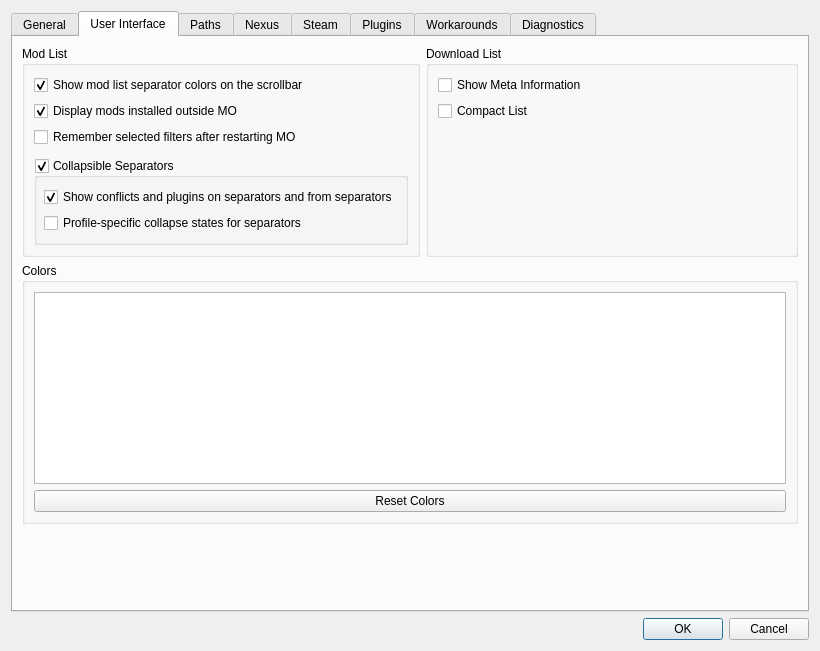
Old version of the form modorganizer/src/settingsdialog.ui in the repository Holt59/mo2-merge.
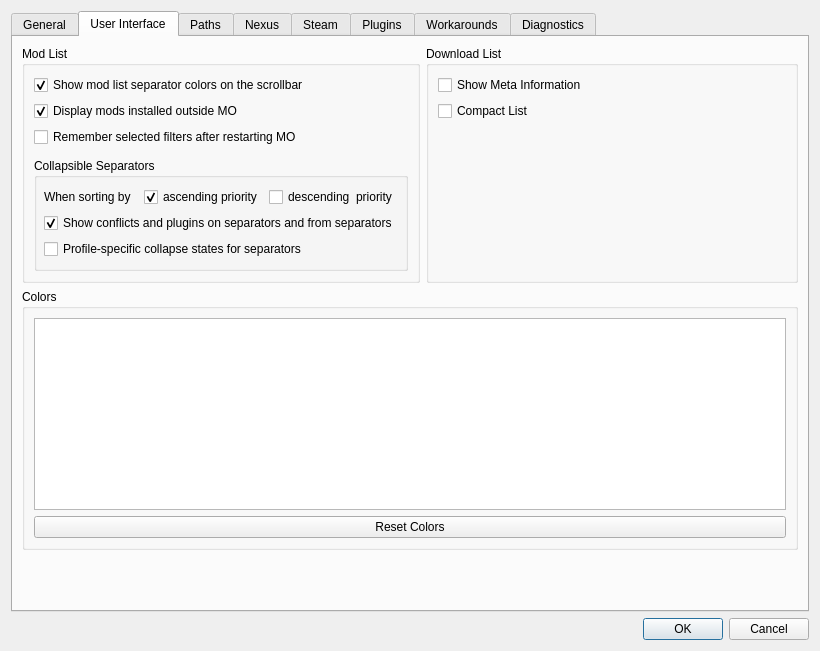
New version of the form. The open tabs and pages were chosen to show the change. Icons and pictures are not drawn. Custom widgets are drawn as their Qt base class.

Commit message: [modorganizer] Add setting to enable/disable collapsible priority depending on the sort order.

```diff
--- a/modorganizer/src/settingsdialog.ui
+++ b/modorganizer/src/settingsdialog.ui
@@ -306,7 +306,10 @@
                <bool>false</bool>
               </property>
               <property name="checkable">
-               <bool>true</bool>
+               <bool>false</bool>
+              </property>
+              <property name="checked">
+               <bool>false</bool>
               </property>
               <layout class="QVBoxLayout" name="verticalLayout_20">
                <property name="leftMargin">
@@ -315,6 +318,54 @@
                <property name="rightMargin">
                 <number>7</number>
                </property>
+               <item>
+                <widget class="QWidget" name="widget_8" native="true">
+                 <property name="minimumSize">
+                  <size>
+                   <width>0</width>
+                   <height>0</height>
+                  </size>
+                 </property>
+                 <layout class="QHBoxLayout" name="horizontalLayout_13">
+                  <property name="leftMargin">
+                   <number>0</number>
+                  </property>
+                  <property name="topMargin">
+                   <number>0</number>
+                  </property>
+                  <property name="rightMargin">
+                   <number>0</number>
+                  </property>
+                  <property name="bottomMargin">
+                   <number>0</number>
+                  </property>
+                  <item>
+                   <widget class="QLabel" name="label_18">
+                    <property name="text">
+                     <string>When sorting by</string>
+                    </property>
+                   </widget>
+                  </item>
+                  <item>
+                   <widget class="QCheckBox" name="collapsibleSeparatorsAscBox">
+                    <property name="text">
+                     <string>ascending priority</string>
+                    </property>
+                    <property name="checked">
+                     <bool>true</bool>
+                    </property>
+                   </widget>
+                  </item>
+                  <item>
+                   <widget class="QCheckBox" name="collapsibleSeparatorsDscBox">
+                    <property name="text">
+                     <string>descending  priority</string>
+                    </property>
+                   </widget>
+                  </item>
+                 </layout>
+                </widget>
+               </item>
                <item>
                 <widget class="QCheckBox" name="collapsibleSeparatorsConflictsBox">
                  <property name="toolTip">
```
The commit also changes 5 other files.
